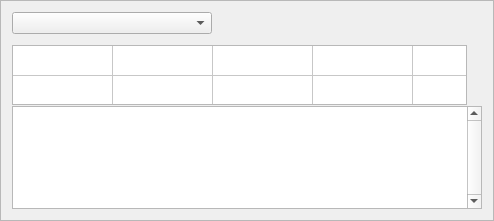
Before: the Qt Designer form widget_objects.ui in ifaoe/2014-10-Bird-View, drawn with Qt 5.
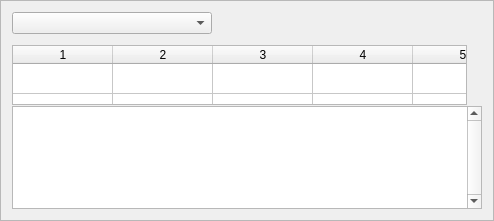
After: the same form once the commit is applied.

```diff
--- a/widget_objects.ui
+++ b/widget_objects.ui
@@ -63,7 +63,7 @@
       <number>5</number>
      </property>
      <attribute name="horizontalHeaderVisible">
-      <bool>false</bool>
+      <bool>true</bool>
      </attribute>
      <attribute name="horizontalHeaderHighlightSections">
       <bool>false</bool>
```
Left out of the diff: 3 changed lines with no effect on the pictures.
